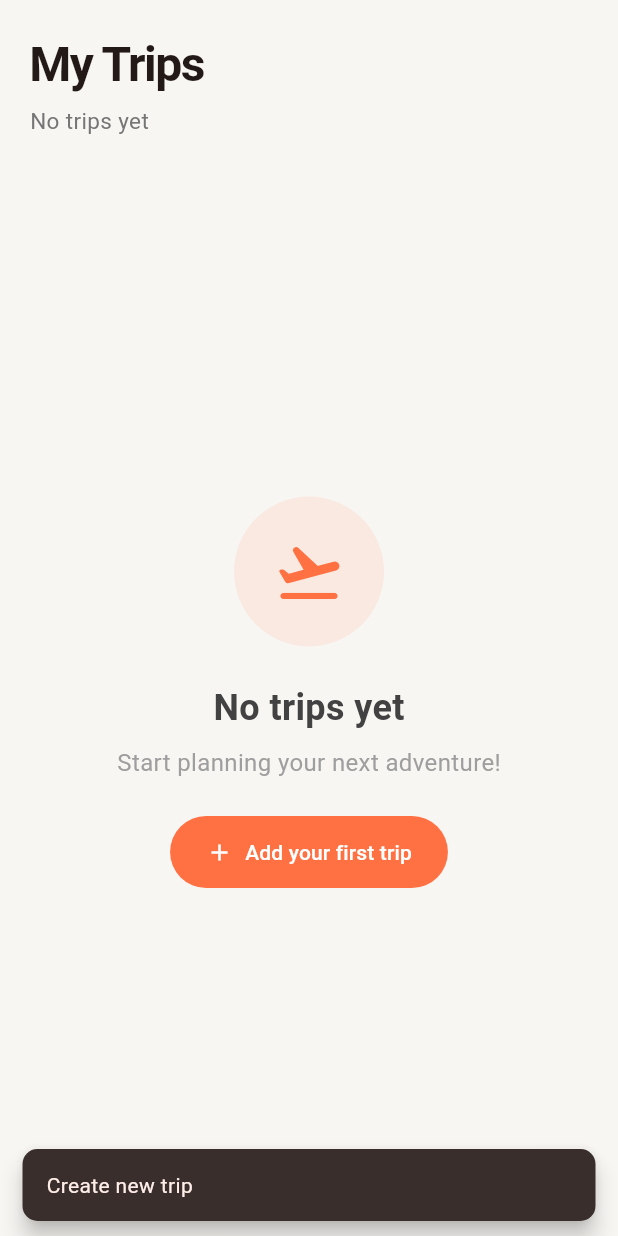
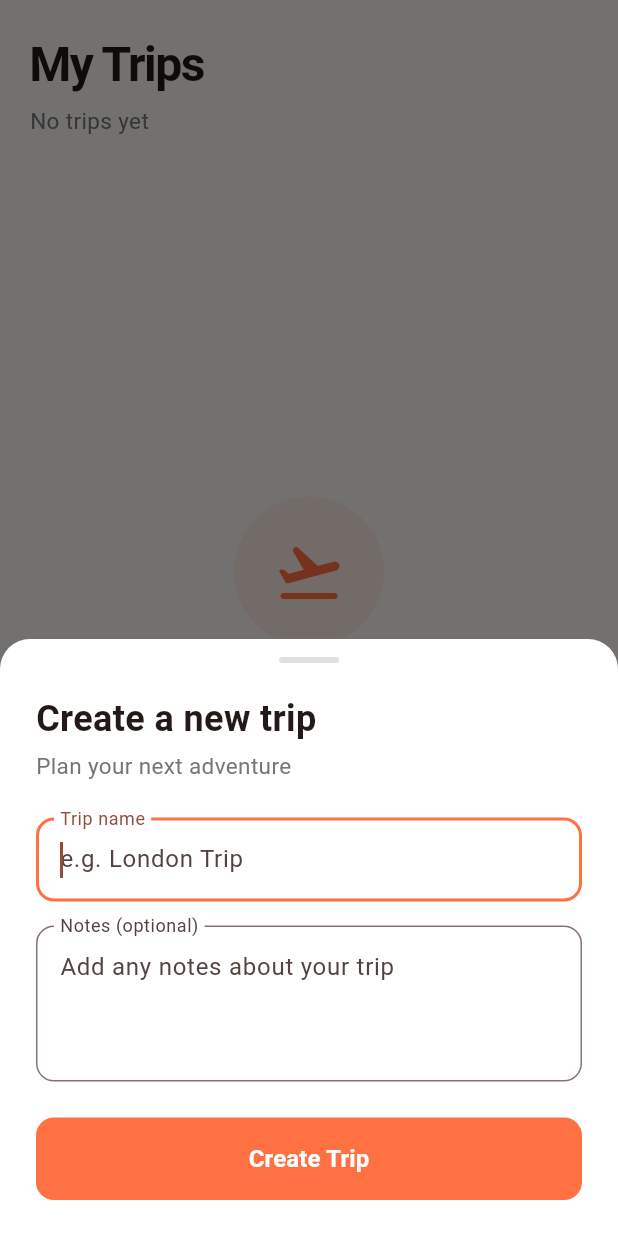
Before and after one commit to fadi-george/travel-organizer-app, a Flutter app: the screen it shows after launch, after a tap on "Add your first trip", on a phone screen of 412 x 824 dp. Run offline on Flutter 3.47's test engine with Material 3 defaults, Android fonts, the phone set to English and light mode, and no system bars; our stand-ins replace cached_network_image; Roboto replaces fonts that are missing (SF Pro Display).

Commit message:
add bottom sheet functionality

```diff
--- a/client/lib/screens/trips_screen.dart
+++ b/client/lib/screens/trips_screen.dart
@@ -3,6 +3,7 @@ import 'package:flutter/material.dart';
 import 'package:flutter/services.dart';
 import '../models/destination.dart';
 import '../models/trip.dart';
+import '../widgets/create_trip_sheet.dart';
 import '../widgets/trip_card.dart';
 
 class TripsScreen extends StatefulWidget {
@@ -261,34 +262,23 @@ class _TripsScreenState extends State<TripsScreen> {
   }
 
   void _onAddTrip() {
-    ScaffoldMessenger.of(context).showSnackBar(
-      SnackBar(
-        content: const Text('Create new trip'),
-        behavior: SnackBarBehavior.floating,
-        shape: RoundedRectangleBorder(borderRadius: BorderRadius.circular(10)),
-      ),
-    );
-  }
-}
-
-class _IconButton extends StatelessWidget {
-  final IconData icon;
-  final VoidCallback onTap;
-
-  const _IconButton({required this.icon, required this.onTap});
-
-  @override
-  Widget build(BuildContext context) {
-    return GestureDetector(
-      onTap: onTap,
-      child: Container(
-        width: 44,
-        height: 44,
-        decoration: BoxDecoration(
-          color: const Color(0xFFFF7043).withValues(alpha: 0.1),
-          shape: BoxShape.circle,
-        ),
-        child: Icon(icon, color: const Color(0xFFFF7043), size: 22),
+    showModalBottomSheet(
+      context: context,
+      isScrollControlled: true,
+      backgroundColor: Colors.transparent,
+      builder: (context) => CreateTripSheet(
+        onTripCreated: (name, notes) {
+          // TODO: Actually create the trip and refresh list
+          ScaffoldMessenger.of(this.context).showSnackBar(
+            SnackBar(
+              content: Text('Created trip: $name'),
+              behavior: SnackBarBehavior.floating,
+              shape: RoundedRectangleBorder(
+                borderRadius: BorderRadius.circular(10),
+              ),
+            ),
+          );
+        },
       ),
     );
   }
--- /dev/null
+++ b/client/lib/widgets/create_trip_sheet.dart
@@ -0,0 +1,150 @@
+import 'package:flutter/material.dart';
+
+class CreateTripSheet extends StatefulWidget {
+  final void Function(String name, String? notes)? onTripCreated;
+
+  const CreateTripSheet({super.key, this.onTripCreated});
+
+  @override
+  State<CreateTripSheet> createState() => _CreateTripSheetState();
+}
+
+class _CreateTripSheetState extends State<CreateTripSheet> {
+  final _nameController = TextEditingController();
+  final _notesController = TextEditingController();
+  final _formKey = GlobalKey<FormState>();
+
+  @override
+  void dispose() {
+    _nameController.dispose();
+    _notesController.dispose();
+    super.dispose();
+  }
+
+  void _onSubmit() {
+    if (_formKey.currentState?.validate() ?? false) {
+      final name = _nameController.text.trim();
+      final notes = _notesController.text.trim();
+      Navigator.pop(context);
+      widget.onTripCreated?.call(name, notes.isEmpty ? null : notes);
+    }
+  }
+
+  @override
+  Widget build(BuildContext context) {
+    return Padding(
+      padding: EdgeInsets.only(
+        bottom: MediaQuery.of(context).viewInsets.bottom,
+      ),
+      child: Container(
+        decoration: const BoxDecoration(
+          color: Colors.white,
+          borderRadius: BorderRadius.vertical(top: Radius.circular(20)),
+        ),
+        child: SafeArea(
+          child: Padding(
+            padding: const EdgeInsets.fromLTRB(24, 12, 24, 24),
+            child: Form(
+              key: _formKey,
+              child: Column(
+                mainAxisSize: MainAxisSize.min,
+                crossAxisAlignment: CrossAxisAlignment.stretch,
+                children: [
+                  // Drag handle
+                  Center(
+                    child: Container(
+                      width: 40,
+                      height: 4,
+                      decoration: BoxDecoration(
+                        color: Colors.grey.shade300,
+                        borderRadius: BorderRadius.circular(2),
+                      ),
+                    ),
+                  ),
+                  const SizedBox(height: 20),
+                  // Title
+                  const Text(
+                    'Create a new trip',
+                    style: TextStyle(fontSize: 24, fontWeight: FontWeight.bold),
+                  ),
+                  const SizedBox(height: 4),
+                  Text(
+                    'Plan your next adventure',
+                    style: TextStyle(fontSize: 15, color: Colors.grey.shade600),
+                  ),
+                  const SizedBox(height: 24),
+                  // Trip name field
+                  TextFormField(
+                    controller: _nameController,
+                    autofocus: true,
+                    textCapitalization: TextCapitalization.words,
+                    decoration: InputDecoration(
+                      labelText: 'Trip name',
+                      hintText: 'e.g. London Trip',
+                      floatingLabelBehavior: FloatingLabelBehavior.always,
+                      border: OutlineInputBorder(
+                        borderRadius: BorderRadius.circular(12),
+                      ),
+                      focusedBorder: OutlineInputBorder(
+                        borderRadius: BorderRadius.circular(12),
+                        borderSide: const BorderSide(
+                          color: Color(0xFFFF7043),
+                          width: 2,
+                        ),
+                      ),
+                    ),
+                    validator: (value) {
+                      if (value == null || value.trim().isEmpty) {
+                        return 'Please enter a trip name';
+                      }
+                      return null;
+                    },
+                  ),
+                  const SizedBox(height: 16),
+                  // Notes field
+                  TextFormField(
+                    controller: _notesController,
+                    textCapitalization: TextCapitalization.sentences,
+                    maxLines: 3,
+                    decoration: InputDecoration(
+                      labelText: 'Notes (optional)',
+                      hintText: 'Add any notes about your trip',
+                      floatingLabelBehavior: FloatingLabelBehavior.always,
+                      alignLabelWithHint: true,
+                      border: OutlineInputBorder(
+                        borderRadius: BorderRadius.circular(12),
+                      ),
+                      focusedBorder: OutlineInputBorder(
+                        borderRadius: BorderRadius.circular(12),
+                        borderSide: const BorderSide(
+                          color: Color(0xFFFF7043),
+                          width: 2,
+                        ),
+                      ),
+                    ),
+                  ),
+                  const SizedBox(height: 24),
+                  // Submit button
+                  FilledButton(
+                    onPressed: _onSubmit,
+                    style: FilledButton.styleFrom(
+                      backgroundColor: const Color(0xFFFF7043),
+                      padding: const EdgeInsets.symmetric(vertical: 16),
+                      shape: RoundedRectangleBorder(
+                        borderRadius: BorderRadius.circular(12),
+                      ),
+                    ),
+                    child: const Text(
+                      'Create Trip',
+                      style: TextStyle(fontSize: 16, fontWeight: FontWeight.w600),
+                    ),
+                  ),
+                ],
+              ),
+            ),
+          ),
+        ),
+      ),
+    );
+  }
+}
```
